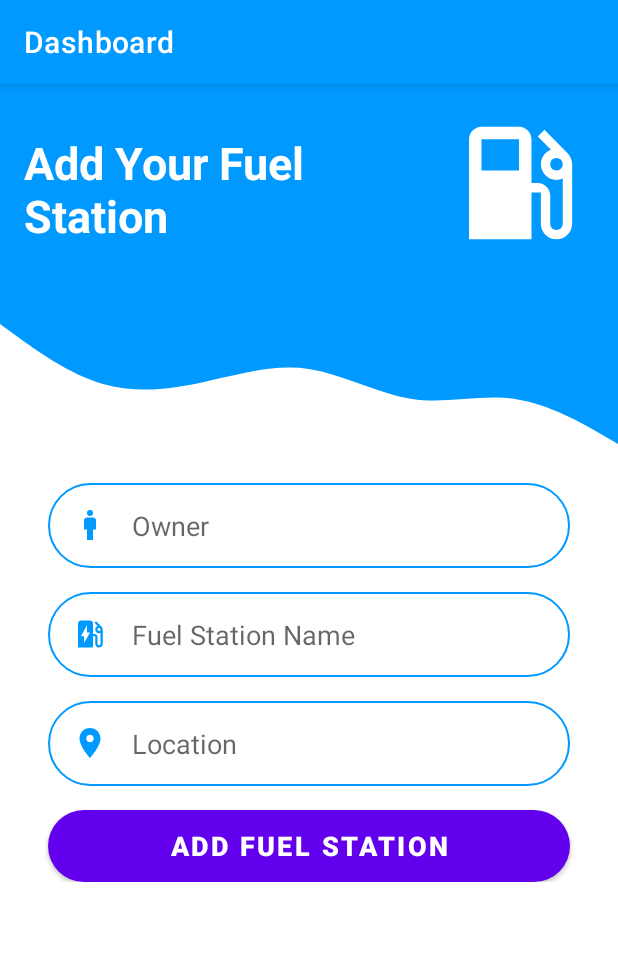
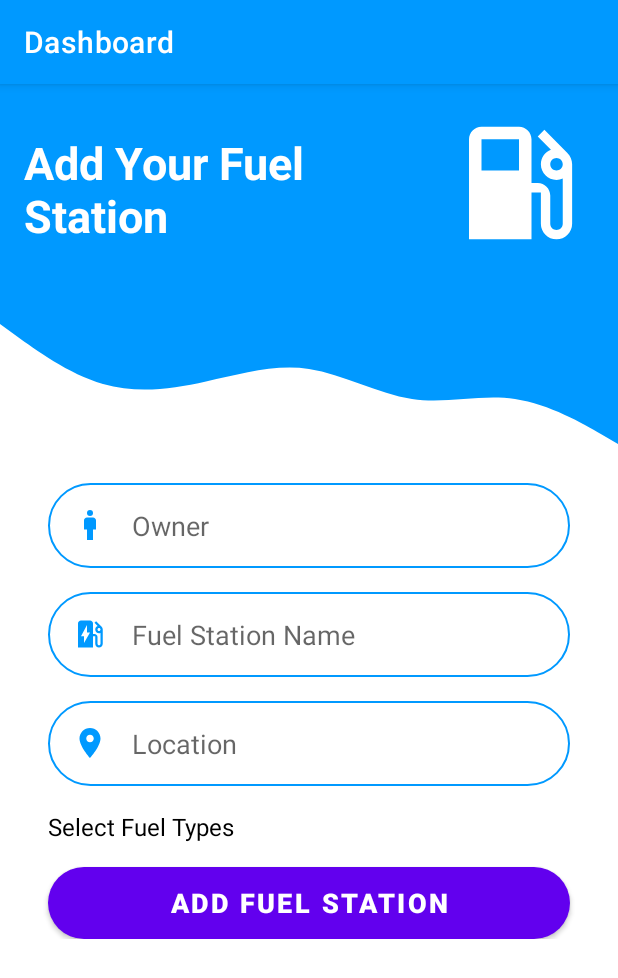
Before and after one commit to yasithWimukthi/fuel-station-manager-app, an Android app: the fragment AddFuleStationFragment placed in its activity, on a phone screen of 412 x 824 dp. Shown: the top 978 px of the screen. Run offline under Robolectric (Android 15) with nearby library versions, the phone set to English and light mode, and no system bars; libraries missing offline, so code that uses them is left out: com.yarolegovich.slidingrootnav; 5 statements that could not run were skipped.

```diff
--- a/app/src/main/res/layout/fragment_add_fule_station.xml
+++ b/app/src/main/res/layout/fragment_add_fule_station.xml
@@ -7,9 +7,7 @@
     android:isScrollContainer="true"
     android:orientation="vertical"
     >
-    <androidx.constraintlayout.widget.ConstraintLayout xmlns:android="http://schemas.android.com/apk/res/android"
-        xmlns:app="http://schemas.android.com/apk/res-auto"
-        xmlns:tools="http://schemas.android.com/tools"
+    <androidx.constraintlayout.widget.ConstraintLayout
         android:layout_width="match_parent"
         android:layout_height="match_parent"
         tools:context=".LoginScreen">
@@ -110,6 +108,20 @@
             app:layout_constraintStart_toStartOf="parent"
             app:layout_constraintTop_toBottomOf="@+id/inputName" />
 
+        <TextView
+            android:id="@+id/selectFuelTypes"
+            android:layout_width="0dp"
+            android:layout_height="wrap_content"
+            android:layout_marginStart="32dp"
+            android:layout_marginTop="16dp"
+            android:text="Select Fuel Types"
+            android:textColor="@android:color/black"
+            android:textSize="16sp"
+            android:textStyle="normal"
+            app:layout_constraintEnd_toStartOf="@+id/imageView2"
+            app:layout_constraintStart_toStartOf="parent"
+            app:layout_constraintTop_toBottomOf="@+id/inputLocation" />
+
         <Button
             android:id="@+id/btnAdd"
             android:layout_width="0dp"
@@ -124,7 +136,7 @@
             android:textStyle="bold"
             app:layout_constraintEnd_toEndOf="parent"
             app:layout_constraintStart_toStartOf="parent"
-            app:layout_constraintTop_toBottomOf="@+id/inputLocation" />
+            app:layout_constraintTop_toBottomOf="@+id/selectFuelTypes" />
 
     </androidx.constraintlayout.widget.ConstraintLayout>
 
```
